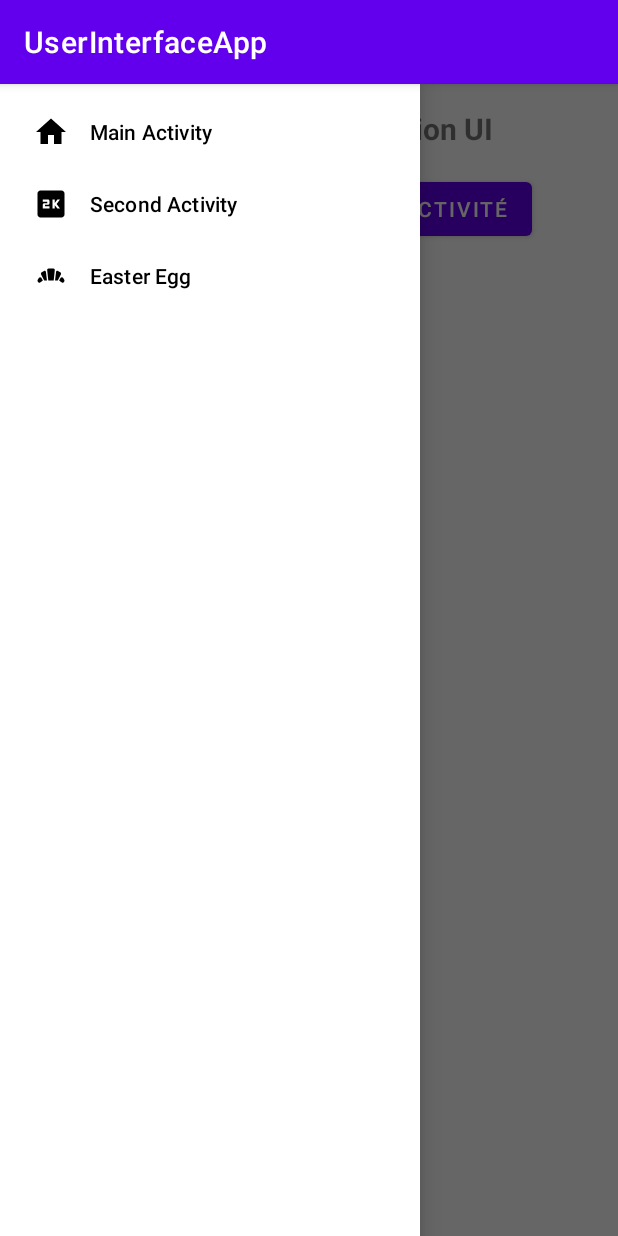
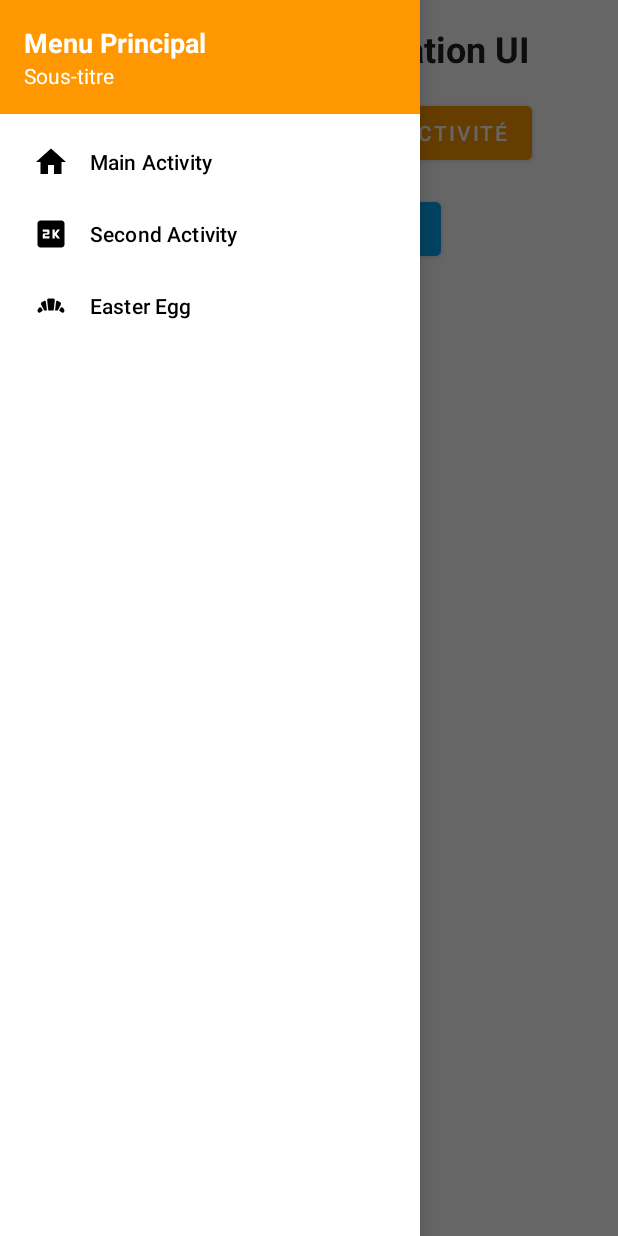
Before and after one commit to MateoOdt/KotlinV2, an Android app: the screen it shows after launch (MainActivity), with the side drawer open, on a phone screen of 412 x 824 dp. Run offline under Robolectric (Android 15) with nearby library versions, the phone set to English and light mode, and no system bars.

Commit message:
Night color

```diff
--- a/app/build.gradle.kts
+++ b/app/build.gradle.kts
@@ -36,9 +36,10 @@ android {
 }
 
 dependencies {
-    implementation(libs.androidx.core.ktx) // Assurez-vous que cette dépendance pointe vers la dernière version.
+    implementation(libs.androidx.core.ktx) // Pointe vers la dernière version d'AndroidX Core KTX
     implementation(libs.androidx.appcompat)
-    implementation(libs.material)
+    implementation(libs.material) // Pointe vers la bibliothèque Material définie dans libs.versions.toml
+    implementation("com.google.android.material:material:1.9.0") // Utilisation correcte de la dépendance Material Design Components
     testImplementation(libs.junit)
     androidTestImplementation(libs.androidx.junit)
     androidTestImplementation(libs.androidx.espresso.core)
--- a/app/src/main/java/MainActivity.kt
+++ b/app/src/main/java/MainActivity.kt
@@ -1,10 +1,12 @@
 package com.example.userinterfaceapp
 
 import android.content.Intent
+import android.content.SharedPreferences
 import android.os.Bundle
 import android.widget.Button
 import android.widget.Toast
 import androidx.appcompat.app.AppCompatActivity
+import androidx.appcompat.app.AppCompatDelegate
 import androidx.drawerlayout.widget.DrawerLayout
 import com.google.android.material.navigation.NavigationView
 
@@ -12,9 +14,19 @@ class MainActivity : AppCompatActivity() {
 
     override fun onCreate(savedInstanceState: Bundle?) {
         super.onCreate(savedInstanceState)
+
+        // Appliquez le thème (mode jour ou nuit) selon les préférences utilisateur
+        val sharedPreferences: SharedPreferences = getSharedPreferences("AppPreferences", MODE_PRIVATE)
+        val isNightMode = sharedPreferences.getBoolean("NightMode", false)
+        AppCompatDelegate.setDefaultNightMode(
+            if (isNightMode) AppCompatDelegate.MODE_NIGHT_YES else AppCompatDelegate.MODE_NIGHT_NO
+        )
+
         setContentView(R.layout.activity_main)
 
+        // Configuration des boutons et du menu
         val btnNextActivity: Button = findViewById(R.id.btnNextActivity)
+        val btnToggleTheme: Button = findViewById(R.id.btnToggleTheme)
         val drawerLayout: DrawerLayout = findViewById(R.id.drawer_layout)
         val navView: NavigationView = findViewById(R.id.nav_view)
 
@@ -22,6 +34,20 @@ class MainActivity : AppCompatActivity() {
         btnNextActivity.setOnClickListener {
             val intent = Intent(this, SecondActivity::class.java)
             startActivity(intent)
+        }
+
+        // Bouton pour changer le mode jour/nuit
+        btnToggleTheme.setOnClickListener {
+            val editor: SharedPreferences.Editor = sharedPreferences.edit()
+            val newMode = !isNightMode
+            editor.putBoolean("NightMode", newMode)
+            editor.apply()
+
+            // Appliquer le mode sélectionné et recréer l'activité
+            AppCompatDelegate.setDefaultNightMode(
+                if (newMode) AppCompatDelegate.MODE_NIGHT_YES else AppCompatDelegate.MODE_NIGHT_NO
+            )
+            recreate()
         }
 
         // Gestion du menu de navigation
--- a/app/src/main/res/layout/activity_main.xml
+++ b/app/src/main/res/layout/activity_main.xml
@@ -9,25 +9,41 @@
     <LinearLayout
         android:layout_width="match_parent"
         android:layout_height="match_parent"
-        android:orientation="vertical">
+        android:orientation="vertical"
+        android:padding="16dp">
 
+        <!-- Titre principal -->
         <TextView
             android:id="@+id/tvTitle"
             android:layout_width="wrap_content"
             android:layout_height="wrap_content"
             android:text="Bienvenue à l'application UI"
             android:layout_gravity="center"
-            android:textSize="20sp"
-            android:layout_marginTop="16dp"
-            android:textStyle="bold" />
+            android:textSize="24sp"
+            android:textStyle="bold"
+            android:textColor="?android:textColorPrimary"
+            android:layout_marginBottom="16dp" />
 
+        <!-- Bouton pour passer à la prochaine activité -->
         <Button
             android:id="@+id/btnNextActivity"
             android:layout_width="wrap_content"
             android:layout_height="wrap_content"
             android:text="Passer à la prochaine activité"
             android:layout_gravity="center"
-            android:layout_marginTop="16dp" />
+            android:backgroundTint="?attr/colorPrimary"
+            android:textColor="@android:color/white"
+            android:layout_marginBottom="16dp" />
+
+        <!-- Bouton pour basculer entre les modes clair et sombre -->
+        <Button
+            android:id="@+id/btnToggleTheme"
+            android:layout_width="wrap_content"
+            android:layout_height="wrap_content"
+            android:text="Changer le mode"
+            android:layout_gravity="center"
+            android:backgroundTint="?attr/colorSecondary"
+            android:textColor="@android:color/white" />
     </LinearLayout>
 
     <!-- Menu latéral -->
@@ -36,5 +52,8 @@
         android:layout_width="wrap_content"
         android:layout_height="match_parent"
         android:layout_gravity="start"
-        app:menu="@menu/nav_menu" />
+        app:menu="@menu/nav_menu"
+        app:headerLayout="@layout/nav_header"
+        app:itemIconTint="?attr/colorOnSecondary"
+        app:itemTextColor="?attr/colorOnSecondary" />
 </androidx.drawerlayout.widget.DrawerLayout>
--- /dev/null
+++ b/app/src/main/res/layout/nav_header.xml
@@ -0,0 +1,23 @@
+<LinearLayout
+    xmlns:android="http://schemas.android.com/apk/res/android"
+    android:layout_width="match_parent"
+    android:layout_height="wrap_content"
+    android:orientation="vertical"
+    android:padding="16dp"
+    android:background="?attr/colorPrimary">
+
+    <TextView
+        android:layout_width="wrap_content"
+        android:layout_height="wrap_content"
+        android:text="Menu Principal"
+        android:textSize="18sp"
+        android:textColor="@android:color/white"
+        android:textStyle="bold" />
+
+    <TextView
+        android:layout_width="wrap_content"
+        android:layout_height="wrap_content"
+        android:text="Sous-titre"
+        android:textSize="14sp"
+        android:textColor="@android:color/white" />
+</LinearLayout>
--- /dev/null
+++ b/app/src/main/res/values-night/colors.xml
@@ -0,0 +1,22 @@
+<resources>
+    <!-- Couleurs principales -->
+    <color name="primary_dark">#FF5722</color> <!-- Orange foncé -->
+    <color name="primary_variant_dark">#E64A19</color> <!-- Orange plus sombre -->
+    <color name="secondary_dark">#0288D1</color> <!-- Bleu foncé -->
+    <color name="secondary_variant_dark">#0277BD</color> <!-- Bleu plus sombre -->
+
+    <!-- Couleurs de fond -->
+    <color name="background_dark">#121212</color> <!-- Fond sombre -->
+    <color name="surface_dark">#1E1E1E</color> <!-- Surface gris foncé -->
+
+    <!-- Couleurs du texte -->
+    <color name="text_primary_dark">#FFFFFF</color> <!-- Texte blanc -->
+    <color name="text_secondary_dark">#B3B3B3</color> <!-- Texte gris clair -->
+
+    <!-- Couleurs des boutons -->
+    <color name="button_dark">#81C784</color> <!-- Vert clair pour les boutons -->
+    <color name="button_text_dark">#FFFFFF</color> <!-- Texte blanc pour les boutons -->
+
+    <!-- Couleurs des erreurs -->
+    <color name="error_dark">#CF6679</color> <!-- Rouge sombre -->
+</resources>
--- /dev/null
+++ b/app/src/main/res/values-night/strings.xml
@@ -0,0 +1,3 @@
+<resources>
+    <string name="app_name">UserInterfaceApp</string>
+</resources>
--- /dev/null
+++ b/app/src/main/res/values-night/themes-night.xml
@@ -0,0 +1,21 @@
+<resources>
+    <!-- Thème principal sombre -->
+    <style name="Theme.UserInterfaceApp" parent="Theme.MaterialComponents.DayNight.NoActionBar">
+        <!-- Couleurs principales -->
+        <item name="colorPrimary">@color/primary_dark</item>
+        <item name="colorPrimaryVariant">@color/primary_variant_dark</item>
+        <item name="colorSecondary">@color/secondary_dark</item>
+        <item name="colorSecondaryVariant">@color/secondary_variant_dark</item>
+
+        <!-- Couleurs de fond -->
+        <item name="android:colorBackground">@color/background_dark</item>
+        <item name="android:colorSurface">@color/surface_dark</item>
+
+        <!-- Couleurs du texte -->
+        <item name="android:textColorPrimary">@color/text_primary_dark</item>
+        <item name="android:textColorSecondary">@color/text_secondary_dark</item>
+
+        <!-- Couleurs des boutons -->
+        <item name="buttonStyle">@style/Widget.MaterialComponents.Button</item>
+    </style>
+</resources>
--- a/app/src/main/res/values-night/themes.xml
+++ /dev/null
@@ -1,7 +0,0 @@
-<resources>
-    <style name="Theme.UserInterfaceApp" parent="Theme.MaterialComponents.DayNight.DarkActionBar">
-        <item name="colorPrimary">@color/purple_200</item>
-        <item name="colorPrimaryVariant">@color/purple_700</item>
-        <item name="colorSecondary">@color/teal_200</item>
-    </style>
-</resources>
--- a/app/src/main/res/values/colors.xml
+++ b/app/src/main/res/values/colors.xml
@@ -1,27 +1,22 @@
 <resources>
     <!-- Couleurs principales -->
-    <color name="purple_200">#BB86FC</color>
-    <color name="purple_500">#6200EE</color>
-    <color name="purple_700">#3700B3</color>
-    <color name="teal_200">#03DAC5</color>
-    <color name="teal_700">#018786</color>
-
-    <!-- Couleurs de base -->
-    <color name="white">#FFFFFF</color>
-    <color name="black">#000000</color>
-    <color name="gray">#808080</color>
+    <color name="primary_light">#FF9800</color> <!-- Orange clair -->
+    <color name="primary_variant_light">#F57C00</color> <!-- Orange plus sombre -->
+    <color name="secondary_light">#03A9F4</color> <!-- Bleu clair -->
+    <color name="secondary_variant_light">#0288D1</color> <!-- Bleu plus sombre -->
 
     <!-- Couleurs de fond -->
-    <color name="background_light">#F5F5F5</color>
-    <color name="background_dark">#121212</color>
+    <color name="background_light">#FFFFFF</color> <!-- Fond blanc -->
+    <color name="surface_light">#F5F5F5</color> <!-- Surface gris clair -->
 
     <!-- Couleurs du texte -->
-    <color name="text_primary_light">#212121</color>
-    <color name="text_secondary_light">#757575</color>
-    <color name="text_primary_dark">#FFFFFF</color>
-    <color name="text_secondary_dark">#B3B3B3</color>
+    <color name="text_primary_light">#212121</color> <!-- Texte noir -->
+    <color name="text_secondary_light">#757575</color> <!-- Texte gris foncé -->
+
+    <!-- Couleurs des boutons -->
+    <color name="button_light">#4CAF50</color> <!-- Vert clair pour les boutons -->
+    <color name="button_text_light">#FFFFFF</color> <!-- Texte blanc pour les boutons -->
 
     <!-- Couleurs des erreurs -->
-    <color name="error">#B00020</color>
-    <color name="onError">#FFFFFF</color>
+    <color name="error_light">#D32F2F</color> <!-- Rouge -->
 </resources>
--- a/app/src/main/res/values/themes.xml
+++ b/app/src/main/res/values/themes.xml
@@ -1,7 +1,21 @@
-<resources xmlns:tools="http://schemas.android.com/tools">
-    <style name="Theme.UserInterfaceApp" parent="Theme.MaterialComponents.DayNight.DarkActionBar">
-        <item name="colorPrimary">@color/purple_500</item>
-        <item name="colorPrimaryVariant">@color/purple_700</item>
-        <item name="colorSecondary">@color/teal_200</item>
+<resources>
+    <!-- Thème principal clair -->
+    <style name="Theme.UserInterfaceApp" parent="Theme.MaterialComponents.DayNight.NoActionBar">
+        <!-- Couleurs principales -->
+        <item name="colorPrimary">@color/primary_light</item>
+        <item name="colorPrimaryVariant">@color/primary_variant_light</item>
+        <item name="colorSecondary">@color/secondary_light</item>
+        <item name="colorSecondaryVariant">@color/secondary_variant_light</item>
+
+        <!-- Couleurs de fond -->
+        <item name="android:colorBackground">@color/background_light</item>
+        <item name="android:colorSurface">@color/surface_light</item>
+
+        <!-- Couleurs du texte -->
+        <item name="android:textColorPrimary">@color/text_primary_light</item>
+        <item name="android:textColorSecondary">@color/text_secondary_light</item>
+
+        <!-- Couleurs des boutons -->
+        <item name="buttonStyle">@style/Widget.MaterialComponents.Button</item>
     </style>
 </resources>
```
